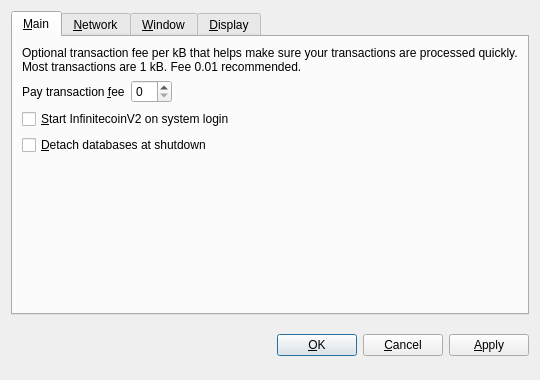
Old version of the form src/qt/forms/optionsdialog.ui in the repository Sudo23/Infinitecoin-V2.
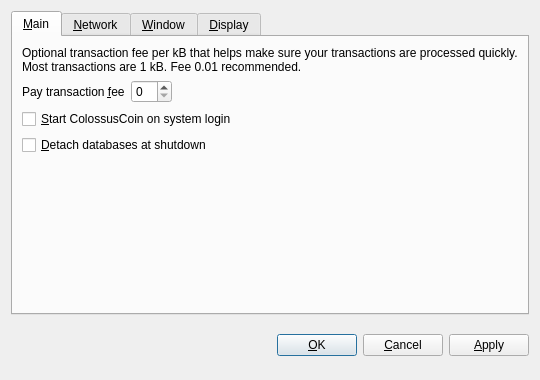
New version of the form. Custom widgets are drawn as their Qt base class.

What changed in the file:
```diff
--- a/src/qt/forms/optionsdialog.ui
+++ b/src/qt/forms/optionsdialog.ui
@@ -82,7 +82,7 @@
           <string>Automatically start InfinitecoinV2 after logging in to the system.</string>
          </property>
          <property name="text">
-          <string>&amp;Start InfinitecoinV2 on system login</string>
+          <string>&amp;Start ColossusCoin on system login</string>
          </property>
         </widget>
        </item>
```
Left out of the diff: 10 changed lines with no effect on the pictures.
